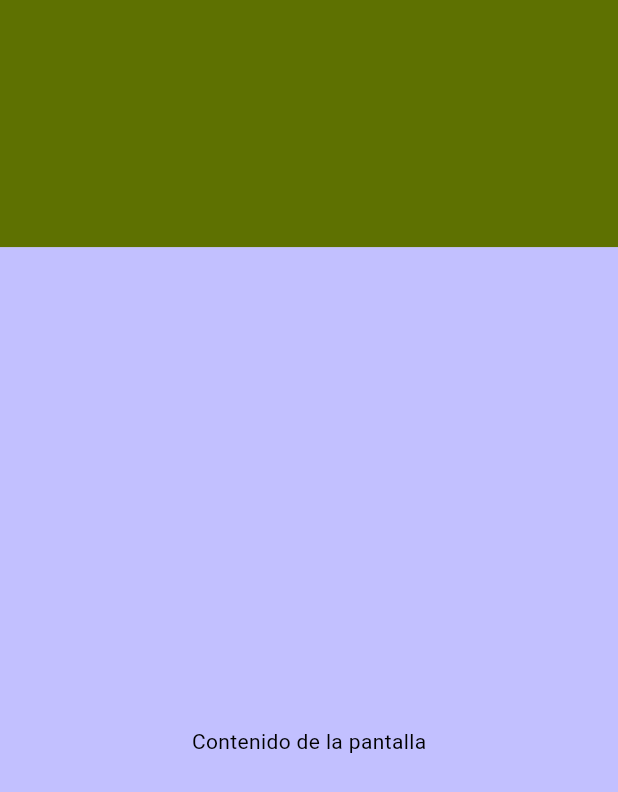
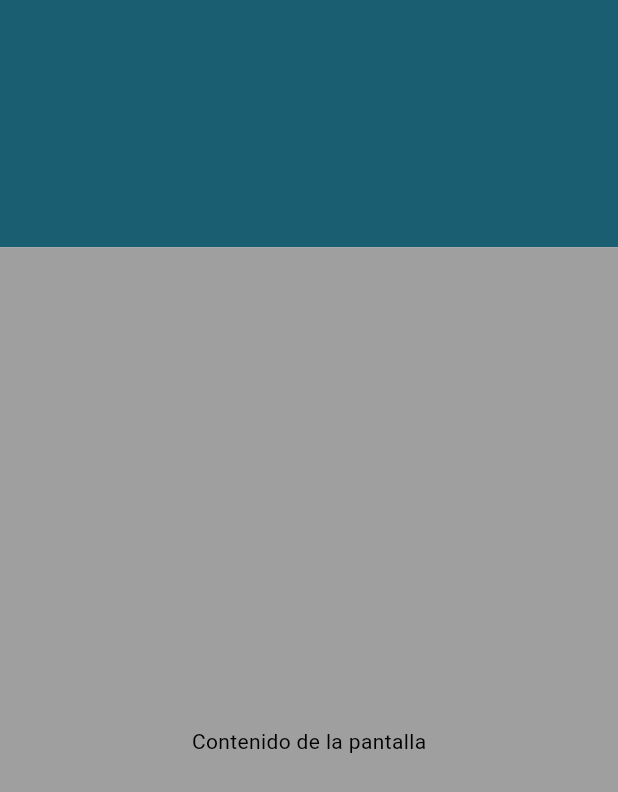
Before and after one commit to softdimo/wapig, a Flutter app: the AccionCuentaScreen screen opened directly, on a phone screen of 412 x 824 dp. Shown: the top 792 px of the screen. Run offline on Flutter 3.47's test engine with Material 3 defaults, Android fonts, the phone set to English and light mode, and no system bars.

Commit message:
colores de fondo de accion cuenta individual, son dos colores distintos, separados, uno arriba y otro abajo, ya funciona, tocó cambiar la forma de llamar el color

```diff
--- a/lib/presentation/screens/accion_cuenta_screen.dart
+++ b/lib/presentation/screens/accion_cuenta_screen.dart
@@ -45,11 +45,14 @@ class _AccionCuentaScreenState extends State<AccionCuentaScreen> {
         children: [
           Container(
             height: size.height * 0.2, // El 50% superior
-            color: const Color.fromARGB(255, 94, 113, 1), // Color superior
+            // color: const Color.fromARGB(255, 94, 113, 1), // Color superior
+            // color: const Color(0x195E71), // Color superior
+            color: const Color.fromRGBO(25, 94, 113, 1.0), // Color superior
           ),
           Container(
             height: size.height * 0.8, // El 50% inferior
-            color: const Color.fromARGB(160, 159, 159, 255), // Color inferior
+            // color: const Color.fromARGB(160, 159, 159, 255), // Color inferior
+            color: const Color.fromRGBO(160, 159, 159, 1.0), // Color inferior
             child: Center(
               // Puedes agregar tus widgets aquí
               child: Text(
```
